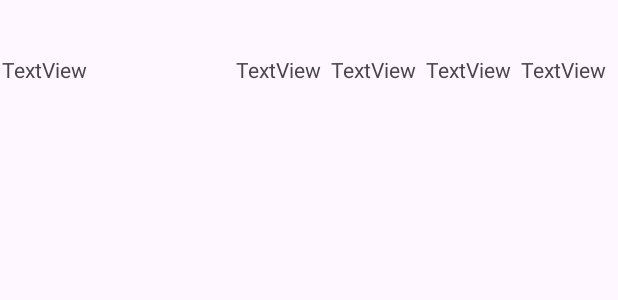
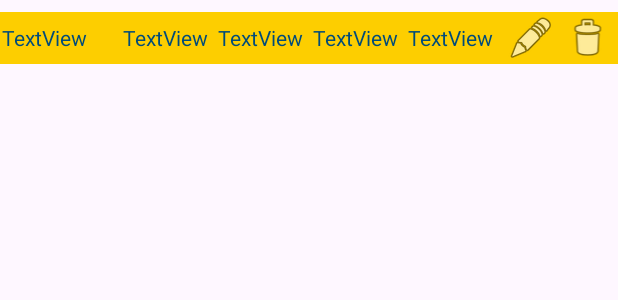
Before and after one commit to wivsonmachado/app-faculdade, an Android app: the layout adapter_disciplina.xml on its own in the app's theme, with its tools: preview values and no code run, on a phone screen of 412 x 824 dp. Shown: the top 300 px of the screen. Run offline under Robolectric (Android 15) with nearby library versions, the phone set to English and light mode, and no system bars.

Commit message:
Aplicando estilo na tela de listas

```diff
--- a/app/src/main/res/layout/activity_lista_disciplinas.xml
+++ b/app/src/main/res/layout/activity_lista_disciplinas.xml
@@ -4,6 +4,7 @@
     xmlns:tools="http://schemas.android.com/tools"
     android:layout_width="match_parent"
     android:layout_height="match_parent"
+    android:background="#004A79"
     tools:context=".view.ListaDisciplinasActivity">
 
     <androidx.recyclerview.widget.RecyclerView
@@ -11,11 +12,13 @@
         android:layout_width="409dp"
         android:layout_height="729dp"
         android:layout_marginStart="8dp"
-        android:layout_marginTop="8dp"
+        android:layout_marginTop="128dp"
         android:layout_marginEnd="8dp"
         android:layout_marginBottom="8dp"
+        android:background="#004B7A"
         app:layout_constraintBottom_toBottomOf="parent"
         app:layout_constraintEnd_toEndOf="parent"
         app:layout_constraintStart_toStartOf="parent"
         app:layout_constraintTop_toTopOf="parent" />
+
 </androidx.constraintlayout.widget.ConstraintLayout>
--- a/app/src/main/res/layout/adapter_disciplina.xml
+++ b/app/src/main/res/layout/adapter_disciplina.xml
@@ -4,7 +4,8 @@
     xmlns:tools="http://schemas.android.com/tools"
     android:layout_width="match_parent"
     android:layout_height="wrap_content"
-    android:layout_marginTop="35sp"
+    android:layout_marginTop="8sp"
+    android:background="#FDCE00"
     tools:layout_editor_absoluteY="20dp">
 
     <LinearLayout
@@ -27,36 +28,60 @@
             android:id="@+id/nomeDisciplinaView"
             android:layout_width="wrap_content"
             android:layout_height="wrap_content"
-            android:layout_weight="15"
-            android:text="TextView" />
+            android:layout_gravity="center_vertical"
+            android:layout_weight="70"
+            android:text="TextView"
+            android:textColor="#004B7A" />
 
         <TextView
             android:id="@+id/a1View"
             android:layout_width="wrap_content"
             android:layout_height="wrap_content"
-            android:layout_weight="1"
-            android:text="TextView" />
+            android:layout_gravity="center_vertical"
+            android:layout_weight="20"
+            android:text="TextView"
+            android:textColor="#004B7A" />
 
         <TextView
             android:id="@+id/a2View"
             android:layout_width="wrap_content"
             android:layout_height="wrap_content"
-            android:layout_weight="1"
-            android:text="TextView" />
+            android:layout_gravity="center_vertical"
+            android:layout_weight="20"
+            android:text="TextView"
+            android:textColor="#004B7A" />
 
         <TextView
             android:id="@+id/a3View"
             android:layout_width="wrap_content"
             android:layout_height="wrap_content"
-            android:layout_weight="1"
-            android:text="TextView" />
+            android:layout_gravity="center_vertical"
+            android:layout_weight="20"
+            android:text="TextView"
+            android:textColor="#004B7A" />
 
         <TextView
             android:id="@+id/nfpView"
             android:layout_width="wrap_content"
             android:layout_height="wrap_content"
-            android:layout_weight="1"
-            android:text="TextView" />
+            android:layout_gravity="center_vertical"
+            android:layout_weight="20"
+            android:text="TextView"
+            android:textColor="#004B7A" />
+
+        <ImageView
+            android:id="@+id/imageView"
+            android:layout_width="wrap_content"
+            android:layout_height="wrap_content"
+            android:layout_weight="15"
+            app:srcCompat="@android:drawable/ic_menu_edit" />
+
+        <ImageView
+            android:id="@+id/imageView3"
+            android:layout_width="wrap_content"
+            android:layout_height="wrap_content"
+            android:layout_weight="15"
+            app:srcCompat="@android:drawable/ic_menu_delete" />
     </LinearLayout>
 
 </androidx.constraintlayout.widget.ConstraintLayout>
```
